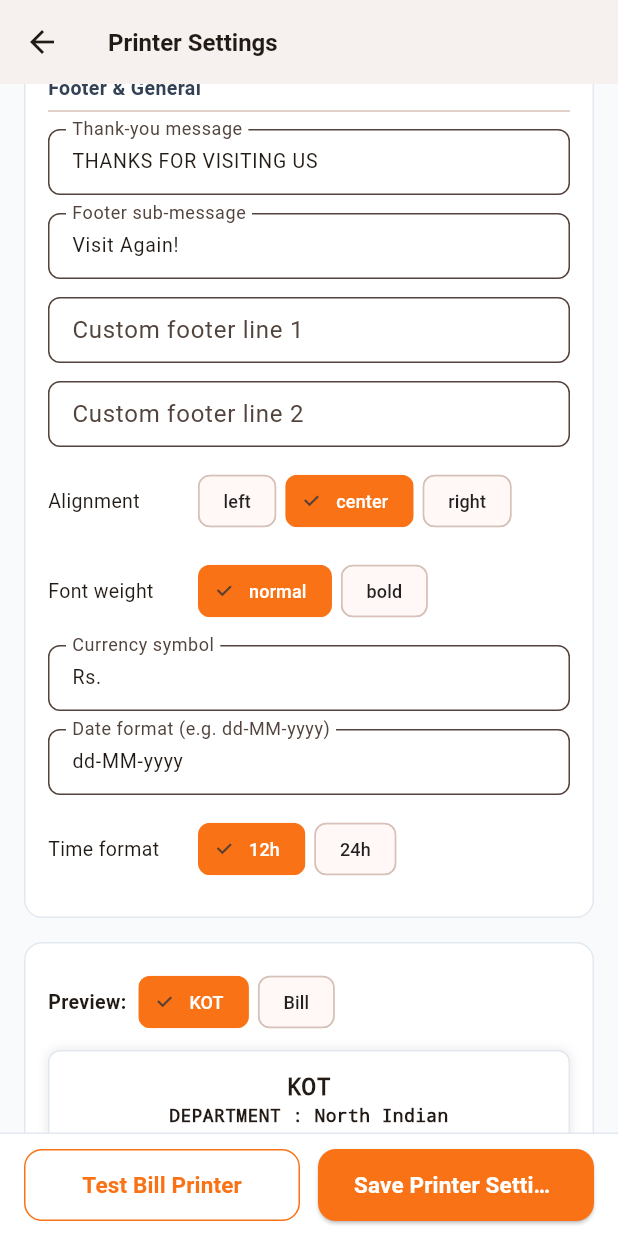
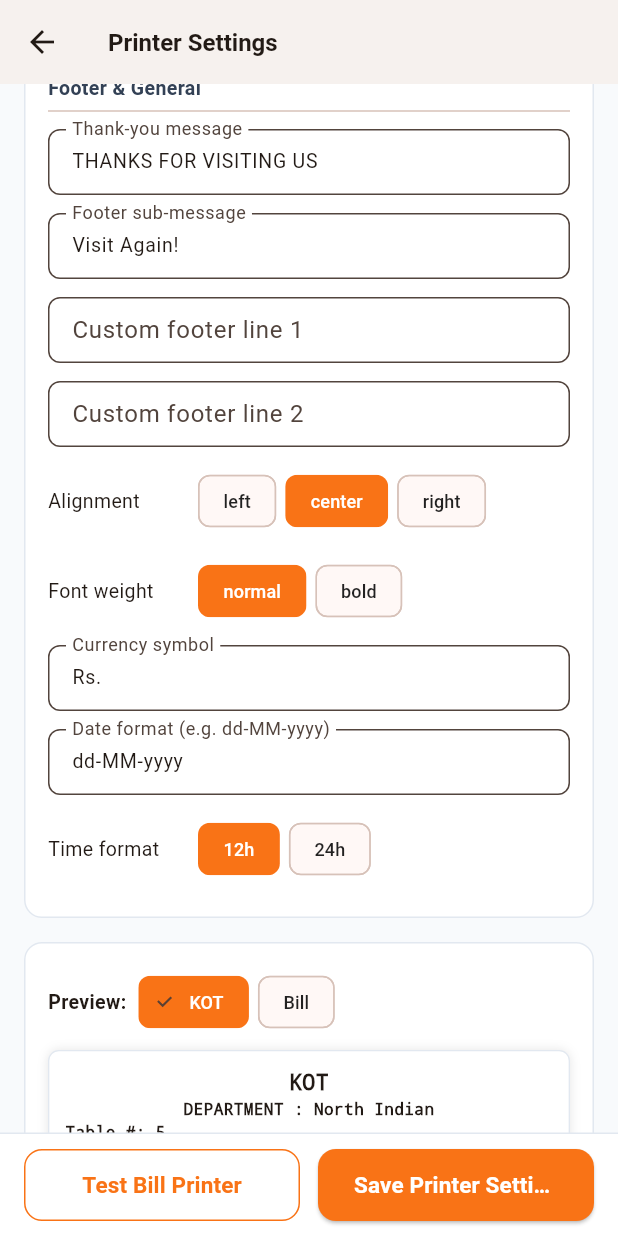
Before and after one commit to Gagan-k0/dininapk, a Flutter app: the PrinterSettingsScreen screen opened by its route, scrolled down 2880 dp, on a phone screen of 412 x 824 dp. Run offline on Flutter 3.47's test engine with Material 3 defaults, Android fonts, the phone set to English and light mode, and no system bars; our stand-ins replace permission_handler, shared_preferences; missing offline and left inert: esc_pos_utils, network_info_plus, print_bluetooth_thermal; accounts and stored records are empty.

Commit message:
fix(waiter): KOT printer setup button, one-line preview rows, compact chips
The KOT card only offered a switch whose hint pointed back to the Bill
printer, so a separate KOT printer looked impossible to choose; add a
'Set up a separate KOT printer' button. The preview measured character
width without the theme's letterSpacing, so 48-char rows wrapped and
split 'Item Name' from 'Qty'; draw one printer line and scale it down.
Drop chip checkmarks that made alignment options wrap in the grid.

```diff
--- a/lib/views/settings/printer_settings_screen.dart
+++ b/lib/views/settings/printer_settings_screen.dart
@@ -402,6 +402,8 @@ class _PrinterSettingsScreenState extends State<PrinterSettingsScreen> {
                 final selected = value.toLowerCase() == o.toLowerCase();
                 return ChoiceChip(
                   label: Text(o, style: const TextStyle(fontSize: 12)),
+                  // No checkmark: it widened the chips so they wrapped in the grid.
+                  showCheckmark: false,
                   selected: selected,
                   selectedColor: const Color(0xFFF97316),
                   labelStyle: TextStyle(color: selected ? Colors.white : Colors.black87),
@@ -981,11 +983,22 @@ class _PrinterSettingsScreenState extends State<PrinterSettingsScreen> {
             _card(Column(crossAxisAlignment: CrossAxisAlignment.start, children: [
             _buildPrinterAssignment(busy),
             if (_kotFollowsBill)
-              const Padding(
-                padding: EdgeInsets.only(bottom: 20),
-                child: Text(
-                  'Kitchen tickets print on the Bill printer. Switch to "Bill printer" to change it.',
-                  style: TextStyle(color: Color(0xFF64748B), fontSize: 13),
+              // The switch alone read as "KOT printer can't be chosen" — offer the way out.
+              Padding(
+                padding: const EdgeInsets.only(bottom: 20),
+                child: OutlinedButton.icon(
+                  onPressed: busy
+                      ? null
+                      : () => setState(() {
+                            _kotSameAsBill = false;
+                            _discovered = [];
+                          }),
+                  icon: const Icon(Icons.add),
+                  label: const Text('Set up a separate KOT printer'),
+                  style: OutlinedButton.styleFrom(
+                    foregroundColor: const Color(0xFFF97316),
+                    side: const BorderSide(color: Color(0xFFF97316)),
+                  ),
                 ),
               )
             else
--- a/lib/views/settings/receipt_preview.dart
+++ b/lib/views/settings/receipt_preview.dart
@@ -1,5 +1,5 @@
 import 'package:flutter/material.dart';
-import 'package:intl/intl.dart';
+import 'package:intl/intl.dart' show DateFormat; // intl's TextDirection would shadow Flutter's
 
 import '../../models/receipt_customization.dart';
 
@@ -55,18 +55,19 @@ class ReceiptPreview extends StatelessWidget {
   Widget build(BuildContext context) {
     final mono = TextStyle(fontFamily: 'monospace', fontSize: _size == 'small' ? 10 : 12, height: 1.4);
     final bold = mono.copyWith(fontWeight: FontWeight.bold);
-    final itemStyle = (c.fontWeight.toLowerCase() == 'bold' ? bold : mono)
-        .copyWith(fontSize: _size == 'large' ? 16 : null);
+    final itemStyle = c.fontWeight.toLowerCase() == 'bold' ? bold : mono;
+    final tallItems = _size == 'large';
     // The printer can't render '₹' and prints "Rs." instead.
     final cur = c.currencySymbol.replaceAll('₹', 'Rs.');
     String money(String amount) => '$cur $amount';
     final lines = <Widget>[];
 
-    void line(String text, {TextStyle? style, String align = 'center'}) {
-      lines.add(Align(
-        alignment: _align(align),
-        child: Text(text, style: style ?? mono, textAlign: TextAlign.center),
-      ));
+    /// [tall] mimics ESC/POS double height: same width, stretched vertically.
+    void line(String text, {TextStyle? style, String align = 'center', bool tall = false}) {
+      final t = Text(text, style: style ?? mono, textAlign: TextAlign.center);
+      lines.add(tall
+          ? SizedBox(height: 34, child: FittedBox(fit: BoxFit.fill, child: t))
+          : Align(alignment: _align(align), child: t));
     }
 
     if (isKot) {
@@ -80,7 +81,7 @@ class ReceiptPreview extends StatelessWidget {
       var name = 'Paneer Butter Masala';
       if (c.kotShowVariant) name += ' (Full)';
       if (c.kotShowSerialNumber) name = '1. $name';
-      line(_row(name, 'x2'), style: itemStyle, align: 'left');
+      line(_row(name, 'x2'), style: itemStyle, align: 'left', tall: tallItems);
       if (c.kotShowAddons) line('   + Extra Gravy', align: 'left');
       if (c.kotShowItemDescription) line('   Note: Less spicy', align: 'left');
       if (c.kotCustomMessage.isNotEmpty) {
@@ -108,7 +109,7 @@ class ReceiptPreview extends StatelessWidget {
       var name = 'Paneer Butter Masala';
       if (c.billShowVariant) name += ' (Full)';
       if (c.billShowSerialNumber) name = '1. $name';
-      line(_row(name, money('340.00')), style: itemStyle, align: 'left');
+      line(_row(name, money('340.00')), style: itemStyle, align: 'left', tall: tallItems);
       if (c.billShowAddons) line('   + Extra Gravy', align: 'left');
       if (c.billShowItemDescription) line('   (Less spicy)', align: 'left');
       lines.add(const Divider());
@@ -135,8 +136,23 @@ class ReceiptPreview extends StatelessWidget {
       }
     }
 
-    return Container(
-      width: double.infinity,
+    // Paper exactly one printer line wide, then scaled down to fit the panel —
+    // a 48-character row used to wrap, splitting "Item Name" from "Qty".
+    // Measured exactly as the Text widgets render: merged with the theme's
+    // DefaultTextStyle (its letterSpacing widened every row) and the device font scale.
+    final charWidth = (TextPainter(
+      text: TextSpan(text: 'M' * 10, style: DefaultTextStyle.of(context).style.merge(mono)),
+      textDirection: TextDirection.ltr,
+      textScaler: MediaQuery.textScalerOf(context),
+    )..layout())
+        .width /
+        10;
+    return FittedBox(
+      fit: BoxFit.scaleDown,
+      alignment: Alignment.topCenter,
+      child: Container(
+      // + padding 24, border 2, and slack so sub-pixel rounding can't wrap a full row.
+      width: _cpl * charWidth + 24 + 2 + 4,
       padding: const EdgeInsets.all(12),
       decoration: BoxDecoration(
         color: Colors.white,
@@ -145,6 +161,7 @@ class ReceiptPreview extends StatelessWidget {
         boxShadow: const [BoxShadow(color: Color(0x1A000000), blurRadius: 6)],
       ),
       child: Column(crossAxisAlignment: CrossAxisAlignment.stretch, children: lines),
+      ),
     );
   }
 }
```
Also changed, not shown: 1 other file.
